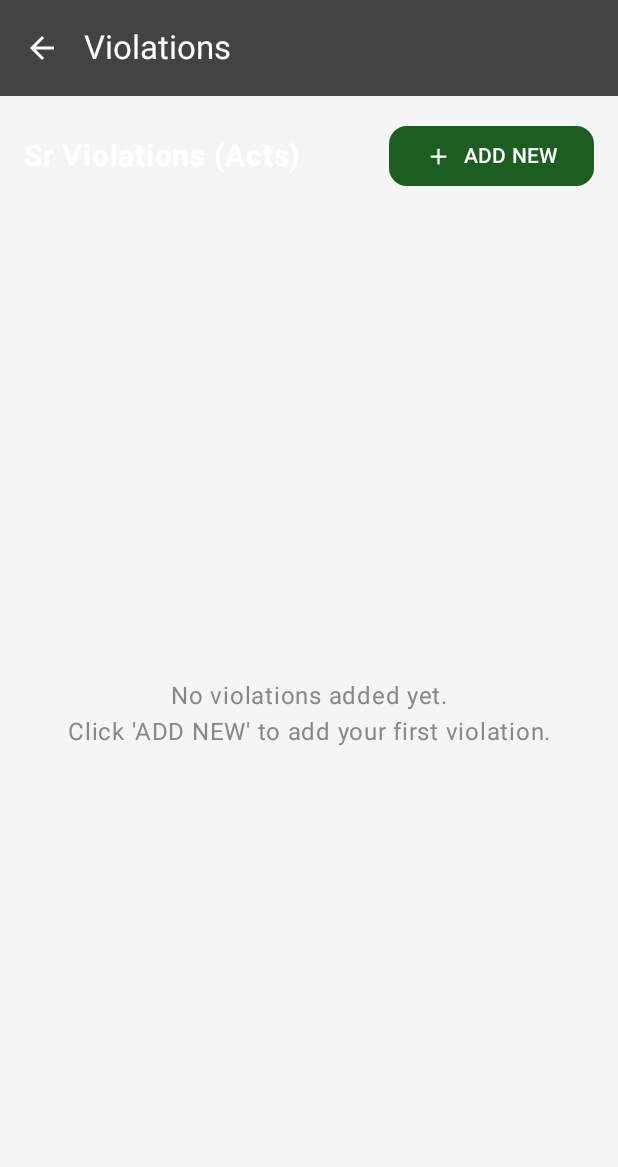
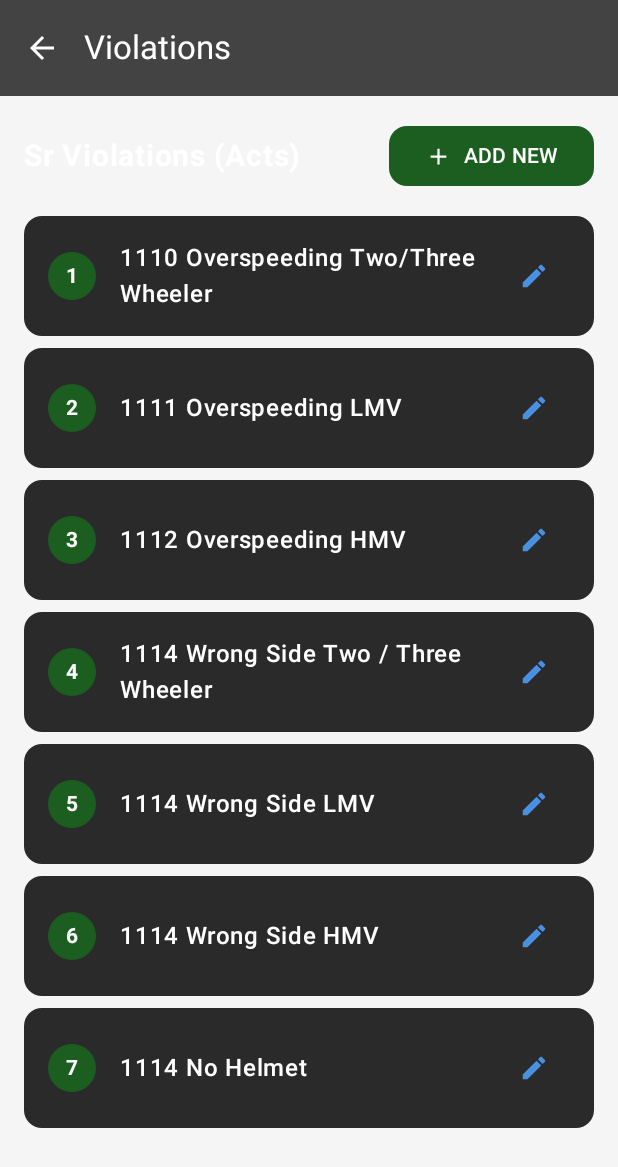
Before and after one commit to codewithArish/lasertac, an Android app built with Jetpack Compose: the screen it shows after launch (MainActivity), after a tap on "Violations", on a phone screen of 412 x 824 dp. Shown: the top 1167 px of the screen. Run offline under Robolectric (Android 15) with nearby library versions, the phone set to English and light mode, and no system bars; our stand-ins replace Room's generated code.

Commit message:
violations screen ui updated

```diff
--- a/app/src/main/java/com/lasertrac/app/ViolationsScreen.kt
+++ b/app/src/main/java/com/lasertrac/app/ViolationsScreen.kt
@@ -59,10 +59,23 @@ data class Violation(
     val actName: String
 )
 
+// Default violations that should always be present
+private fun getDefaultViolations(): List<Violation> {
+    return listOf(
+        Violation("1110", "Overspeeding Two/Three Wheeler"),
+        Violation("1111", "Overspeeding LMV"),
+        Violation("1112", "Overspeeding HMV"),
+        Violation("1114", "Wrong Side Two / Three Wheeler"),
+        Violation("1114", "Wrong Side LMV"),
+        Violation("1114", "Wrong Side HMV"),
+        Violation("1114", "No Helmet")
+    )
+}
+
 @OptIn(ExperimentalMaterial3Api::class)
 @Composable
 fun ViolationsScreen(onNavigateBack: () -> Unit) {
-    var violations by remember { mutableStateOf(mutableStateListOf<Violation>()) }
+    var violations by remember { mutableStateOf(mutableStateListOf<Violation>().apply { addAll(getDefaultViolations()) }) }
     var showDialog by remember { mutableStateOf(false) }
     var editingIndex by remember { mutableStateOf(-1) }
     var actId by remember { mutableStateOf("") }
@@ -130,19 +143,6 @@ fun ViolationsScreen(onNavigateBack: () -> Unit) {
             }
 
             // Violations list
-            if (violations.isEmpty()) {
-                Box(
-                    modifier = Modifier.fillMaxSize(),
-            contentAlignment = Alignment.Center
-                ) {
-                    Text(
-                        text = "No violations added yet.\nClick 'ADD NEW' to add your first violation.",
-                        color = Color.Gray,
-                        fontSize = 16.sp,
-                        textAlign = androidx.compose.ui.text.style.TextAlign.Center
-                    )
-                }
-            } else {
             LazyColumn(
                 verticalArrangement = Arrangement.spacedBy(8.dp)
             ) {
@@ -157,7 +157,6 @@ fun ViolationsScreen(onNavigateBack: () -> Unit) {
                             showDialog = true
                         }
                     )
-                    }
                 }
             }
         }
@@ -243,15 +242,10 @@ fun ViolationItem(
                 // Violation details
                 Column {
                     Text(
-                        text = "Act ID: ${violation.actId}",
+                        text = "${violation.actId} ${violation.actName}",
                         color = Color.White,
                         fontSize = 16.sp,
                         fontWeight = FontWeight.Medium
-                    )
-                    Text(
-                        text = violation.actName,
-                        color = Color.Gray,
-                        fontSize = 14.sp
                     )
                 }
             }
```
Lines whose indentation alone changed are shown as unchanged.
